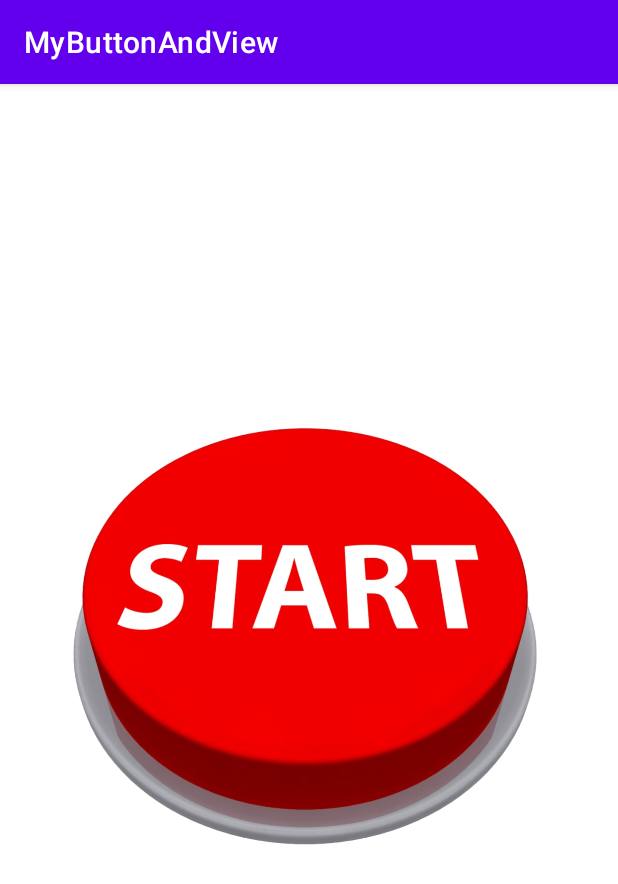
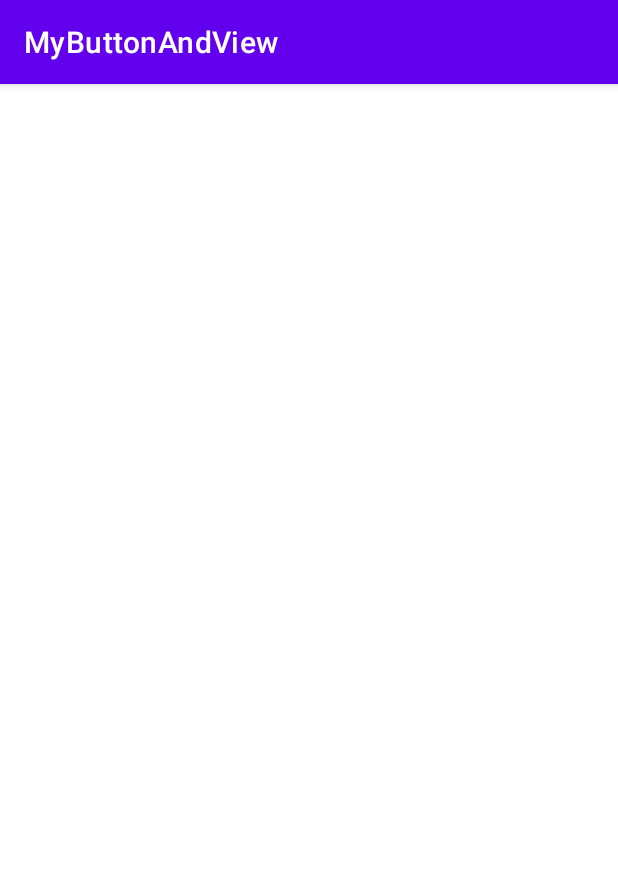
Before and after one commit to Alex10101010101010/MyButtonAndView, an Android app: the screen it shows after launch (MainActivity), on a phone screen of 412 x 824 dp. Shown: the top 884 px of the screen. Run offline under Robolectric (Android 15) with nearby library versions, the phone set to English and light mode, and no system bars.

Commit message:
Чистый Проект

```diff
--- a/app/src/main/java/com/example/mybuttonandview/MainActivity.java
+++ b/app/src/main/java/com/example/mybuttonandview/MainActivity.java
@@ -1,61 +1,14 @@
 package com.example.mybuttonandview;
+
+import android.os.Bundle;
 
 import androidx.appcompat.app.AppCompatActivity;
 
-import android.os.Bundle;
-import android.view.View;
-import android.widget.ImageView;
-
 public class MainActivity extends AppCompatActivity {
-    private ImageView startIv;
-    private ImageView androshaIv;
-    private ImageView colossusIv;
-    private ImageView handingGardensSemramsIv;
-    private ImageView lighthouseAlexandriaIv;
-    private ImageView mausoleumHalicornassusIv;
-    private ImageView pyramidCheopsIv;
-    private ImageView statueZeusOlympiaIv;
-    private ImageView templeArtemisEphesusIv;
 
     @Override
     protected void onCreate(Bundle savedInstanceState) {
         super.onCreate(savedInstanceState);
         setContentView(R.layout.activity_main);
-        intView();
-
-        onClickButton();
-    }
-
-    private void onClickButton() {
-        boolean isStart = true;
-        View.OnClickListener listener = new View.OnClickListener() {
-            @Override
-            public void onClick(View v) {
-                if (isStart) {
-                    colossusIv.setVisibility(View.VISIBLE);
-                    startIv.setVisibility(View.INVISIBLE);
-
-                } else {
-                    handingGardensSemramsIv.setVisibility(View.INVISIBLE);
-                    lighthouseAlexandriaIv.setVisibility(View.VISIBLE);
-
-                }
-            }
-        };
-        startIv.setOnClickListener(listener);
-        colossusIv.setOnClickListener(listener);
-
-    }
-
-    private void intView(){
-        startIv = findViewById(R.id.start_image_view);
-        androshaIv = findViewById(R.id.image_view2);
-        colossusIv = findViewById(R.id.image_view3);
-        handingGardensSemramsIv = findViewById(R.id.image_view4);
-        lighthouseAlexandriaIv = findViewById(R.id.image_view5);
-        mausoleumHalicornassusIv = findViewById(R.id.image_view6);
-        pyramidCheopsIv = findViewById(R.id.image_view7);
-        templeArtemisEphesusIv = findViewById(R.id.image_view8);
-        statueZeusOlympiaIv = findViewById(R.id.image_view9);
     }
 }
--- a/app/src/main/res/layout/activity_main.xml
+++ b/app/src/main/res/layout/activity_main.xml
@@ -1,71 +1,8 @@
 <?xml version="1.0" encoding="utf-8"?>
 <androidx.constraintlayout.widget.ConstraintLayout xmlns:android="http://schemas.android.com/apk/res/android"
-    xmlns:app="http://schemas.android.com/apk/res-auto"
     xmlns:tools="http://schemas.android.com/tools"
     android:layout_width="match_parent"
     android:layout_height="match_parent"
     tools:context=".MainActivity">
 
-    <ImageView
-        android:id="@+id/start_image_view"
-        android:layout_width="wrap_content"
-        android:layout_height="wrap_content"
-        app:srcCompat="@drawable/start" />
-
-    <ImageView
-        android:id="@+id/image_view2"
-        android:layout_width="wrap_content"
-        android:layout_height="wrap_content"
-        android:visibility="invisible"
-        app:srcCompat="@drawable/androsha" />
-
-    <ImageView
-        android:id="@+id/image_view3"
-        android:layout_width="wrap_content"
-        android:layout_height="wrap_content"
-        android:visibility="invisible"
-        app:srcCompat="@drawable/colossus" />
-
-    <ImageView
-        android:id="@+id/image_view4"
-        android:layout_width="wrap_content"
-        android:layout_height="wrap_content"
-        android:visibility="invisible"
-        app:srcCompat="@drawable/handing_gardens_semrams" />
-
-    <ImageView
-        android:id="@+id/image_view5"
-        android:layout_width="wrap_content"
-        android:layout_height="wrap_content"
-        android:visibility="invisible"
-        app:srcCompat="@drawable/lighthouse_alexandria" />
-
-    <ImageView
-        android:id="@+id/image_view6"
-        android:layout_width="wrap_content"
-        android:layout_height="wrap_content"
-        android:visibility="invisible"
-        app:srcCompat="@drawable/mausoleum_in_halicornassus" />
-
-    <ImageView
-        android:id="@+id/image_view7"
-        android:layout_width="wrap_content"
-        android:layout_height="wrap_content"
-        android:visibility="invisible"
-        app:srcCompat="@drawable/pyramid_of_cheops" />
-
-    <ImageView
-        android:id="@+id/image_view8"
-        android:layout_width="wrap_content"
-        android:layout_height="wrap_content"
-        android:visibility="invisible"
-        app:srcCompat="@drawable/temple_of_artemis_in_ephesus" />
-
-    <ImageView
-        android:id="@+id/image_view9"
-        android:layout_width="wrap_content"
-        android:layout_height="wrap_content"
-        android:visibility="invisible"
-        app:srcCompat="@drawable/statue_of_zeus_in_olympia" />
-
 </androidx.constraintlayout.widget.ConstraintLayout>
```
Also changed, not shown: app/src/main/res/drawable/androsha.jpg (deleted), app/src/main/res/drawable/colossus.jpg (deleted), app/src/main/res/drawable/handing_gardens_semrams.jpg (deleted), app/src/main/res/drawable/lighthouse_alexandria.jpg (deleted), app/src/main/res/drawable/mausoleum_in_halicornassus.jpg (deleted), app/src/main/res/drawable/pyramid_of_cheops.jpg (deleted), app/src/main/res/drawable/start.jpg (deleted), app/src/main/res/drawable/statue_of_zeus_in_olympia.jpg (deleted), app/src/main/res/drawable/temple_of_artemis_in_ephesus.jpg (deleted).
